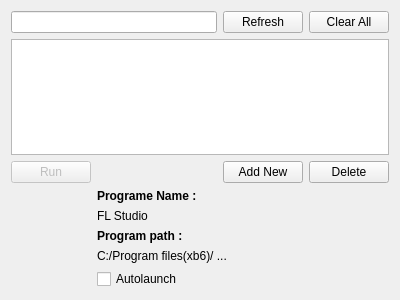
Qt form formprogramslist.ui (doctarhyf/krypto) before a commit.
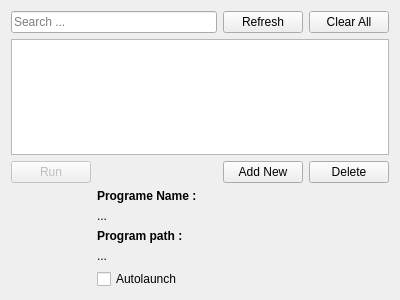
The same form after that commit. Icons and pictures are not drawn.

The edit to the form file:
```diff
--- a/formprogramslist.ui
+++ b/formprogramslist.ui
@@ -17,7 +17,11 @@
    <item>
     <layout class="QHBoxLayout" name="horizontalLayout_3">
      <item>
-      <widget class="QLineEdit" name="lineEdit"/>
+      <widget class="QLineEdit" name="lineEdit">
+       <property name="placeholderText">
+        <string>Search ...</string>
+       </property>
+      </widget>
      </item>
      <item>
       <widget class="QPushButton" name="pushButtonRealoadAllPrograms">
@@ -121,7 +125,7 @@
        <item>
         <widget class="QLabel" name="label_4">
          <property name="text">
-          <string>FL Studio</string>
+          <string>...</string>
          </property>
         </widget>
        </item>
@@ -135,7 +139,7 @@
        <item>
         <widget class="QLabel" name="label_3">
          <property name="text">
-          <string>C:/Program files(xb6)/ ...</string>
+          <string>...</string>
          </property>
         </widget>
        </item>
```
Left out of the diff: 4 changed lines with no effect on the pictures.
